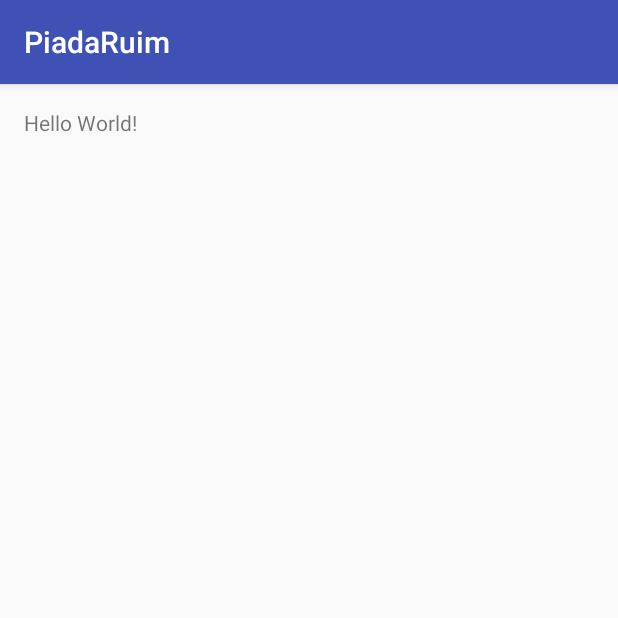
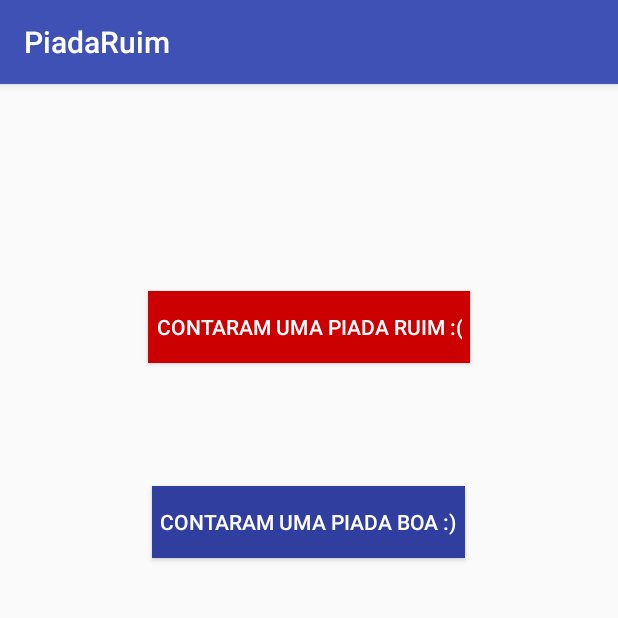
Before and after one commit to HarimaGoncalves/PiadaInternaMobile, an Android app: the screen it shows after launch (MainActivity), on a phone screen of 412 x 824 dp, the top half of it. Run offline under Robolectric (Android 15) with nearby library versions, the phone set to English and light mode, and no system bars.

Commit message:
Implementando botões

```diff
--- a/PiadaRuim/app/build.gradle
+++ b/PiadaRuim/app/build.gradle
@@ -2,7 +2,7 @@ apply plugin: 'com.android.application'
 
 android {
     compileSdkVersion 23
-    buildToolsVersion "24.0.0"
+    buildToolsVersion "23.0.0"
 
     defaultConfig {
         applicationId "br.com.matrixcorp.piadaruim"
--- a/PiadaRuim/app/src/main/AndroidManifest.xml
+++ b/PiadaRuim/app/src/main/AndroidManifest.xml
@@ -1,14 +1,14 @@
 <?xml version="1.0" encoding="utf-8"?>
 <manifest xmlns:android="http://schemas.android.com/apk/res/android"
-    package="br.com.matrixcorp.piadaruim" >
+    package="br.com.matrixcorp.piadaruim">
 
     <application
         android:allowBackup="true"
         android:icon="@mipmap/ic_launcher"
         android:label="@string/app_name"
         android:supportsRtl="true"
-        android:theme="@style/AppTheme" >
-        <activity android:name=".MainActivity" >
+        android:theme="@style/AppTheme">
+        <activity android:name=".MainActivity">
             <intent-filter>
                 <action android:name="android.intent.action.MAIN" />
 
--- a/PiadaRuim/app/src/main/res/layout/activity_main.xml
+++ b/PiadaRuim/app/src/main/res/layout/activity_main.xml
@@ -1,17 +1,37 @@
 <?xml version="1.0" encoding="utf-8"?>
-<RelativeLayout
-    xmlns:android="http://schemas.android.com/apk/res/android"
+<RelativeLayout xmlns:android="http://schemas.android.com/apk/res/android"
     xmlns:tools="http://schemas.android.com/tools"
     android:layout_width="match_parent"
     android:layout_height="match_parent"
+    android:paddingBottom="@dimen/activity_vertical_margin"
     android:paddingLeft="@dimen/activity_horizontal_margin"
     android:paddingRight="@dimen/activity_horizontal_margin"
     android:paddingTop="@dimen/activity_vertical_margin"
-    android:paddingBottom="@dimen/activity_vertical_margin"
     tools:context="br.com.matrixcorp.piadaruim.MainActivity">
 
-    <TextView
-        android:text="Hello World!"
+    <Button
         android:layout_width="wrap_content"
-        android:layout_height="wrap_content" />
+        android:layout_height="wrap_content"
+        android:text="Contaram uma piada RUIM :("
+        android:id="@+id/button"
+        android:background="@android:color/holo_red_dark"
+        android:textColor="#ffffff"
+        android:paddingLeft="5dp"
+        android:paddingRight="5dp"
+        android:layout_marginTop="122dp"
+        android:layout_alignParentTop="true"
+        android:layout_centerHorizontal="true" />
+
+    <Button
+        android:layout_width="wrap_content"
+        android:layout_height="wrap_content"
+        android:text="Contaram uma piada BOA :)"
+        android:id="@+id/button2"
+        android:background="@color/colorPrimaryDark"
+        android:textColor="#ffffff"
+        android:paddingLeft="5dp"
+        android:paddingRight="5dp"
+        android:layout_below="@+id/button"
+        android:layout_centerHorizontal="true"
+        android:layout_marginTop="82dp" />
 </RelativeLayout>
--- a/PiadaRuim/app/src/main/res/values/colors.xml
+++ b/PiadaRuim/app/src/main/res/values/colors.xml
@@ -1,6 +1,6 @@
 <?xml version="1.0" encoding="utf-8"?>
 <resources>
     <color name="colorPrimary">#3F51B5</color>
-    <color name="colorPrimaryDark">#303F9F</color>
+    <color name="colorPrimaryDark">#303f9f</color>
     <color name="colorAccent">#FF4081</color>
 </resources>
```
